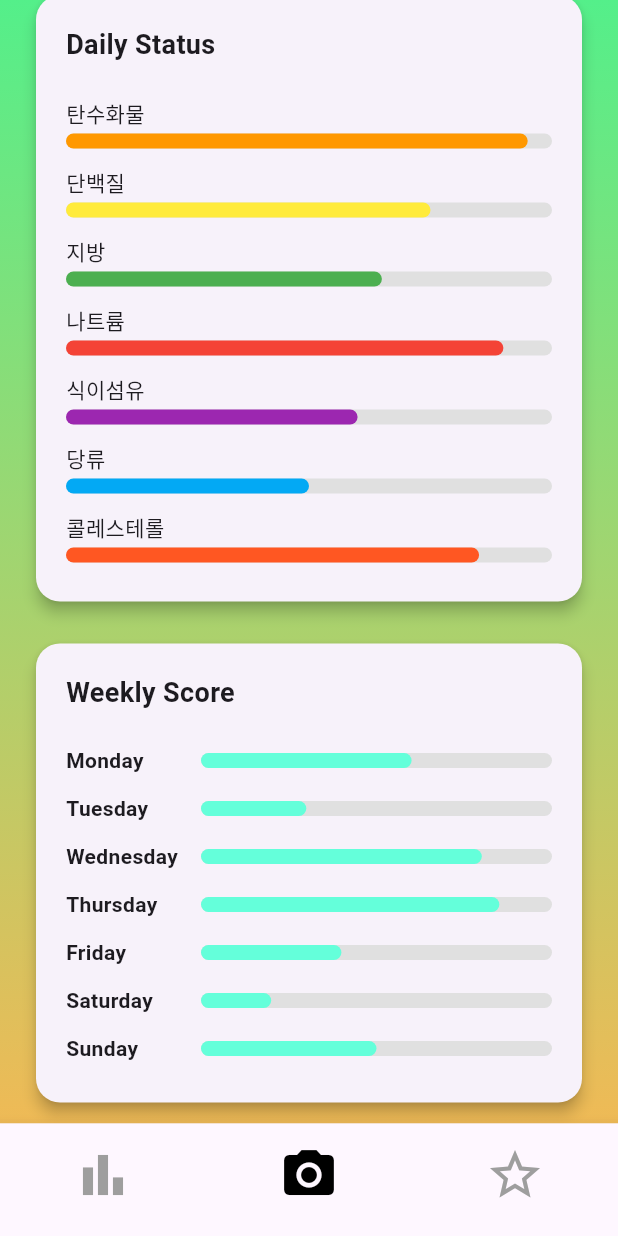
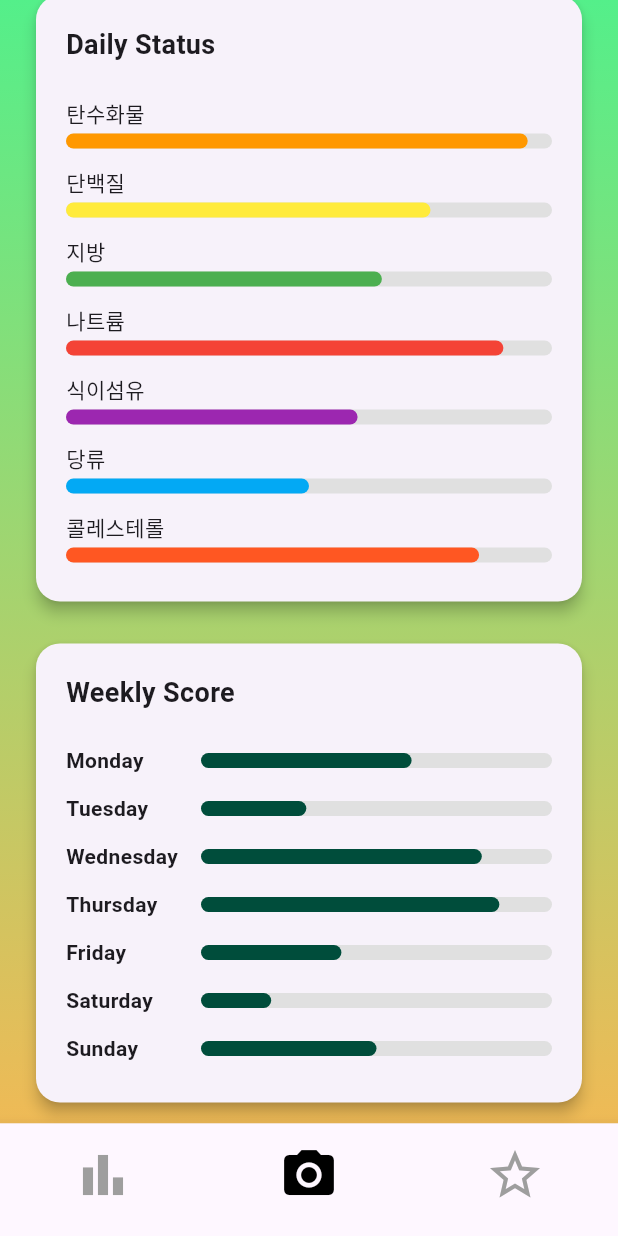
Before and after one commit to mecc91/healthapp, a Flutter app: the screen it shows after launch, scrolled down 89 dp, on a phone screen of 412 x 824 dp. Run offline on Flutter 3.47's test engine with Material 3 defaults, Android fonts, the phone set to English and light mode, and no system bars; our stand-ins replace image_picker.

Commit message:
Kim jobs
ddfjakdfj

```diff
--- a/lib/dashboardPage/dashboard.dart
+++ b/lib/dashboardPage/dashboard.dart
@@ -18,14 +18,20 @@ class Dashboard extends StatefulWidget {
 
 class _DashboardState extends State<Dashboard> {
   // ignore: unused_field
+  double _avatarScale = 1.0; //animation add
+
+  //animation field ^
   File? _imageFile;
   final ImagePicker _picker = ImagePicker();
   Future<void> _takePicture() async {
-    final XFile? pickedFile = await _picker.pickImage(source: ImageSource.camera);
+    final XFile? pickedFile =
+        await _picker.pickImage(source: ImageSource.camera);
     if (pickedFile != null) {
-      setState(() {
+      setState(
+        () {
           _imageFile = File(pickedFile.path);
-      },);
+        },
+      );
     } else {
       print('사진이 선택되지 않았습니다');
     }
@@ -40,7 +46,10 @@ class _DashboardState extends State<Dashboard> {
           // 페이지 스타일
           decoration: const BoxDecoration(
             gradient: LinearGradient(
-              colors: [Color.fromARGB(255, 84, 239, 138), Color.fromARGB(255, 239, 186, 86)],
+              colors: [
+                Color.fromARGB(255, 84, 239, 138),
+                Color.fromARGB(255, 239, 186, 86)
+              ],
               begin: Alignment.topCenter,
               end: Alignment.bottomCenter,
             ),
@@ -71,9 +80,11 @@ class _DashboardState extends State<Dashboard> {
           showUnselectedLabels: false,
           items: [
             // 첫 번째 아이템: 차트 아이콘 (index 0)
-            BottomNavigationBarItem(icon: Icon(Icons.bar_chart, size: 40), label: ''),
+            BottomNavigationBarItem(
+                icon: Icon(Icons.bar_chart, size: 40), label: ''),
             // 두 번째 아이템: 카메라 아이콘 (index 1)
-            BottomNavigationBarItem(icon: Icon(Icons.camera_alt, size: 40), label: ''),
+            BottomNavigationBarItem(
+                icon: Icon(Icons.camera_alt, size: 40), label: ''),
             /*BottomNavigationBarItem(
               icon: IconButton(
                 onPressed: _takePicture,
@@ -81,20 +92,27 @@ class _DashboardState extends State<Dashboard> {
               label: ''
             ),*/
             // 세 번째 아이템: 별 아이콘 (index 2)
-            BottomNavigationBarItem(icon: Icon(Icons.star_border, size: 40), label: ''),
+            BottomNavigationBarItem(
+                icon: Icon(Icons.star_border, size: 40), label: ''),
           ],
           onTap: (index) {
             // 탭된 아이템의 인덱스(index)에 따라 다른 동작 수행
-            if (index == 0) { // 차트 아이콘 (인덱스 0)을 탭했을 때
-              Navigator.push( // Scoreboard 화면으로 이동
+            if (index == 0) {
+              // 차트 아이콘 (인덱스 0)을 탭했을 때
+              Navigator.push(
+                // Scoreboard 화면으로 이동
                 context,
                 // Scoreboard 클래스는 MaterialApp을 반환하므로, ScoreboardScreen을 사용해야 합니다.
                 // scoreboard.dart 파일 내부 구조에 따라 Scoreboard() 또는 ScoreboardScreen()을 사용하세요.
                 // 여기서는 ScoreboardScreen을 가정합니다.
-                MaterialPageRoute(builder: (context) => const Scoreboard()), // ScoreboardScreen 호출
+                MaterialPageRoute(
+                    builder: (context) =>
+                        const Scoreboard()), // ScoreboardScreen 호출
               );
-            } else if (index == 1) { // 카메라 아이콘 (인덱스 1)을 탭했을 때
-              Navigator.push( // FoodRecordScreen으로 이동
+            } else if (index == 1) {
+              // 카메라 아이콘 (인덱스 1)을 탭했을 때
+              Navigator.push(
+                // FoodRecordScreen으로 이동
                 context,
                 MaterialPageRoute(builder: (context) => const MealRecord()),
               );
@@ -115,22 +133,49 @@ class _DashboardState extends State<Dashboard> {
         children: [
           const Text(
             'Dashboard',
-            style: TextStyle(fontSize: 30, fontWeight: FontWeight.bold, fontStyle: FontStyle.normal),
+            style: TextStyle(
+                fontSize: 30,
+                fontWeight: FontWeight.bold,
+                fontStyle: FontStyle.normal),
           ),
           Row(
             children: [
               IconButton(
                 icon: Icon(Icons.notifications_none),
-                onPressed:() {},
+                onPressed: () {},
                 color: Colors.black,
               ),
               SizedBox(width: 12),
-              CircleAvatar(
+              GestureDetector(
+                onTapDown: (_) => setState(() => _avatarScale = 0.8),
+                onTapUp: (_) {
+                  setState(() => _avatarScale = 1.0);
+                  Navigator.push(
+                    context,
+                    PageRouteBuilder(
+                      transitionDuration: Duration(milliseconds: 300),
+                      pageBuilder: (_, __, ___) => Scoreboard(),
+                      transitionsBuilder: (_, animation, __, child) {
+                        return FadeTransition(
+                          opacity: animation,
+                          child: child,
+                        );
+                      },
+                    ),
+                  );
+                },
+                onTapCancel: () => setState(() => _avatarScale = 1.0),
+                child: AnimatedScale(
+                  scale: _avatarScale,
+                  duration: Duration(milliseconds: 100),
+                  child: CircleAvatar(
                     radius: 18,
-                backgroundImage: AssetImage('assets/profile.jpg'), // 실제 이미지 경로로 수정 필요
+                    backgroundImage: AssetImage('assets/image/default_man.png'),
+                  ),
+                ),
               ),
             ],
-          ),
+          )
         ],
       ),
     );
@@ -151,13 +196,15 @@ class _DashboardState extends State<Dashboard> {
       padding: const EdgeInsets.symmetric(horizontal: 20.0, vertical: 10.0),
       child: InkWell(
         onTap: () {
-          Navigator.push( // DailyStatus 화면으로 이동
+          Navigator.push(
+            // DailyStatus 화면으로 이동
             context,
             MaterialPageRoute(builder: (context) => const DailyStatus()),
           );
         },
         child: Card(
-          shape: RoundedRectangleBorder(borderRadius: BorderRadius.circular(16)),
+          shape:
+              RoundedRectangleBorder(borderRadius: BorderRadius.circular(16)),
           elevation: 4,
           child: Padding(
             padding: const EdgeInsets.all(20),
@@ -166,7 +213,10 @@ class _DashboardState extends State<Dashboard> {
               children: [
                 const Text(
                   "Daily Status",
-                  style: TextStyle(fontSize: 18, fontWeight: FontWeight.bold, fontStyle: FontStyle.normal),
+                  style: TextStyle(
+                      fontSize: 18,
+                      fontWeight: FontWeight.bold,
+                      fontStyle: FontStyle.normal),
                 ),
                 const SizedBox(height: 16),
                 ...nutrients.map((item) => Padding(
@@ -176,12 +226,19 @@ class _DashboardState extends State<Dashboard> {
                         children: [
                           Text(item["label"]! as String),
                           const SizedBox(height: 4),
-                          LinearProgressIndicator(
-                            value: item["value"]! as double,
+                          TweenAnimationBuilder<double>(
+                            tween: Tween(
+                                begin: 0.0, end: item["value"]! as double),
+                            duration: Duration(milliseconds: 800),
+                            builder: (context, value, child) {
+                              return LinearProgressIndicator(
+                                value: value,
                                 backgroundColor: Colors.grey[300],
                                 color: item["color"] as Color,
                                 minHeight: 10,
                                 borderRadius: BorderRadius.circular(10),
+                              );
+                            },
                           ),
                         ],
                       ),
@@ -209,15 +266,18 @@ class _DashboardState extends State<Dashboard> {
     // Weekly Score 카드를 눌렀을 때 Scoreboard 화면으로 이동하도록 InkWell 추가 (선택 사항)
     return Padding(
       padding: const EdgeInsets.symmetric(horizontal: 20.0, vertical: 10.0),
-      child: InkWell( // InkWell 추가
+      child: InkWell(
+        // InkWell 추가
         onTap: () {
-          Navigator.push( // Scoreboard 화면으로 이동
+          Navigator.push(
+            // Scoreboard 화면으로 이동
             context,
             MaterialPageRoute(builder: (context) => const Scoreboard()),
           );
         },
         child: Card(
-          shape: RoundedRectangleBorder(borderRadius: BorderRadius.circular(16)),
+          shape:
+              RoundedRectangleBorder(borderRadius: BorderRadius.circular(16)),
           elevation: 4,
           child: Padding(
             padding: const EdgeInsets.all(20),
@@ -237,18 +297,25 @@ class _DashboardState extends State<Dashboard> {
                             width: 90,
                             child: Text(
                               item["day"]! as String,
-                              style: const TextStyle(fontWeight: FontWeight.bold),
+                              style:
+                                  const TextStyle(fontWeight: FontWeight.bold),
                             ),
                           ),
                           Expanded(
-                            child: LinearProgressIndicator(
-                              value: item["value"]! as double,
+                              child: TweenAnimationBuilder<double>(
+                            tween: Tween(
+                                begin: 0.0, end: item["value"]! as double),
+                            duration: Duration(milliseconds: 800),
+                            builder: (context, value, child) {
+                              return LinearProgressIndicator(
+                                value: value,
                                 backgroundColor: Colors.grey[300],
-                              color: Colors.tealAccent,
+                                color: const Color.fromARGB(255, 0, 77, 59),
                                 minHeight: 10,
                                 borderRadius: BorderRadius.circular(10),
-                            ),
-                          ),
+                              );
+                            },
+                          )),
                         ],
                       ),
                     )),
--- a/pubspec.yaml
+++ b/pubspec.yaml
@@ -22,3 +22,6 @@ dev_dependencies:
 
 flutter:
   uses-material-design: true
+  assets:
+    - assets/files/
+    - assets/image/
```
Also changed, not shown: assets/image/default_man.png (added), pubspec.lock, 1 other file. Lines whose indentation alone changed are shown as unchanged.
